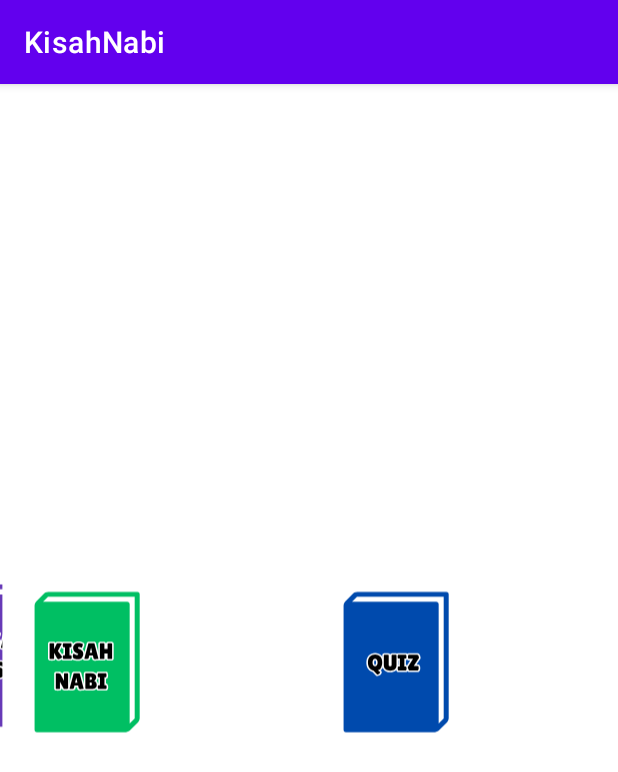
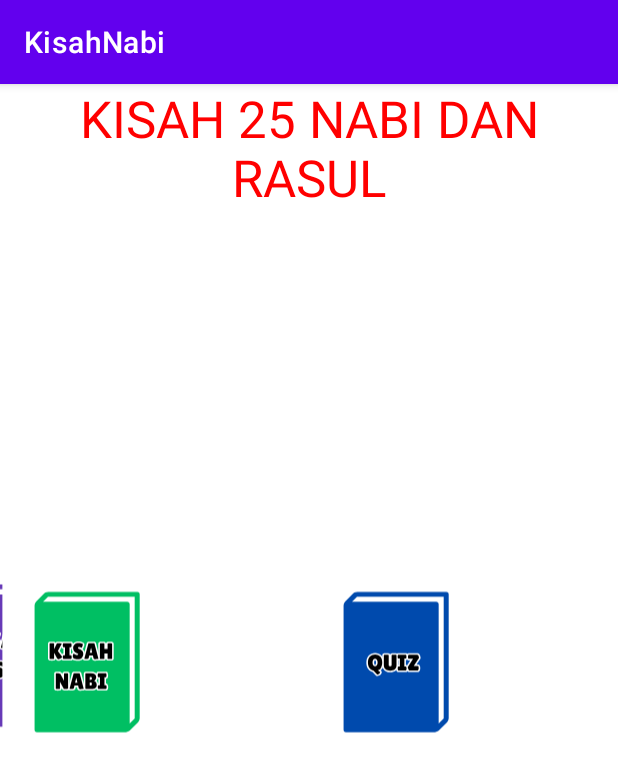
Before and after one commit to Yoake67/KisahNabi, an Android app: the MainActivity screen opened directly, with no data from a screen before it, on a phone screen of 412 x 824 dp. Shown: the top 772 px of the screen. Run offline under Robolectric (Android 15) with nearby library versions, the phone set to English and light mode, and no system bars.

```diff
--- a/app/src/main/res/layout/activity_main.xml
+++ b/app/src/main/res/layout/activity_main.xml
@@ -36,5 +36,18 @@
         app:layout_constraintTop_toTopOf="@+id/imageView_kisaharasul"
         tools:layout_editor_absoluteX="152dp" />
 
+    <TextView
+        android:id="@+id/teks_atas"
+        android:layout_width="wrap_content"
+        android:layout_height="wrap_content"
+        android:text="KISAH 25 NABI DAN RASUL"
+        android:textAlignment="center"
+        android:textColor="#FF0000"
+        android:textDirection="firstStrong"
+        android:textSize="34sp"
+        app:layout_constraintEnd_toEndOf="parent"
+        app:layout_constraintStart_toStartOf="parent"
+        app:layout_constraintTop_toTopOf="parent" />
+
 
 </androidx.constraintlayout.widget.ConstraintLayout>
```
